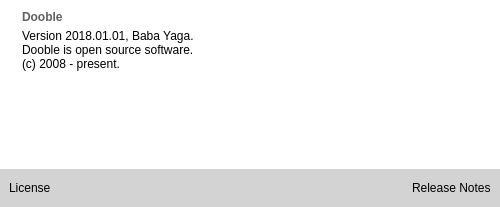
Above: 2.x/UI/dooble_about.ui from textbrowser/dooble before the change. Below: the same form after it.
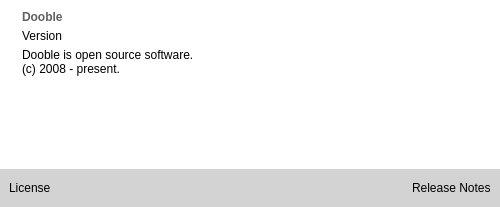
That is the form after the change. Icons and pictures are not drawn.

Commit message: Delete widgets. New release date. Record certificate errors.

Diff of the .ui file:
```diff
--- a/2.x/UI/dooble_about.ui
+++ b/2.x/UI/dooble_about.ui
@@ -91,14 +91,20 @@
           </property>
          </widget>
         </item>
+        <item>
+         <widget class="QLabel" name="version">
+          <property name="text">
+           <string>Version</string>
+          </property>
+         </widget>
+        </item>
         <item>
          <widget class="QLabel" name="information">
           <property name="styleSheet">
            <string notr="true">QWidget {background-color: white; color: rgb(0, 0, 0);}</string>
           </property>
           <property name="text">
-           <string>Version 2018.01.01, Baba Yaga.
-Dooble is open source software.
+           <string>Dooble is open source software.
 (c) 2008 - present.</string>
           </property>
           <property name="textInteractionFlags">
```
The commit also changes 7 other files.
